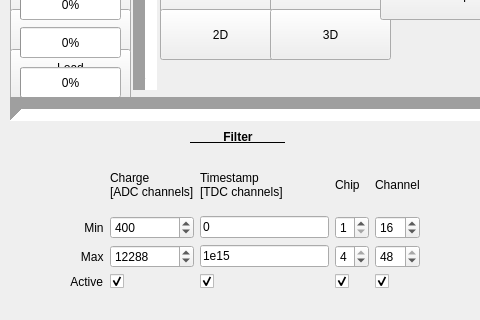
This is Windows/mainwindow.ui in ess-dg/MultiGrid24_STF_VMM_measurements as Qt 5 draws it before an edit; both pictures show x 0 to 480 and y 218 to 538 of the 713 by 538 pixel window. The edited form follows.
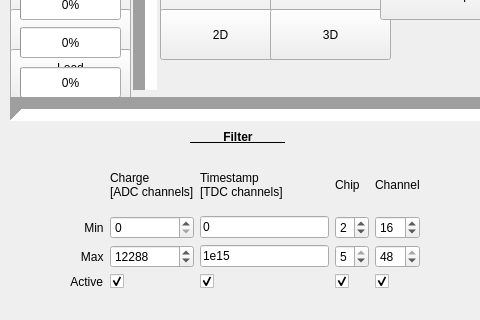
This is the edited form.

Patch:
```diff
--- a/Windows/mainwindow.ui
+++ b/Windows/mainwindow.ui
@@ -150,7 +150,7 @@
         <number>100000</number>
        </property>
        <property name="value">
-        <number>400</number>
+        <number>0</number>
        </property>
       </widget>
      </item>
@@ -181,7 +181,10 @@
         <number>1</number>
        </property>
        <property name="maximum">
-        <number>4</number>
+        <number>5</number>
+       </property>
+       <property name="value">
+        <number>2</number>
        </property>
       </widget>
      </item>
@@ -274,10 +277,10 @@
         <number>1</number>
        </property>
        <property name="maximum">
-        <number>4</number>
+        <number>5</number>
        </property>
        <property name="value">
-        <number>4</number>
+        <number>5</number>
        </property>
       </widget>
      </item>
```
